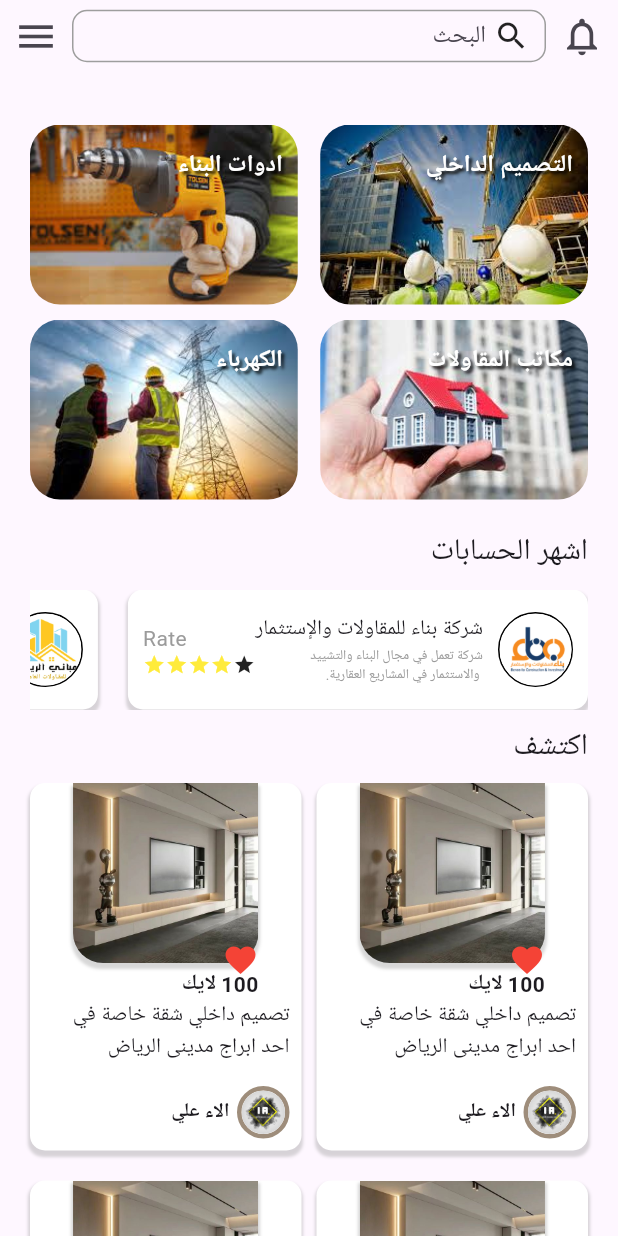
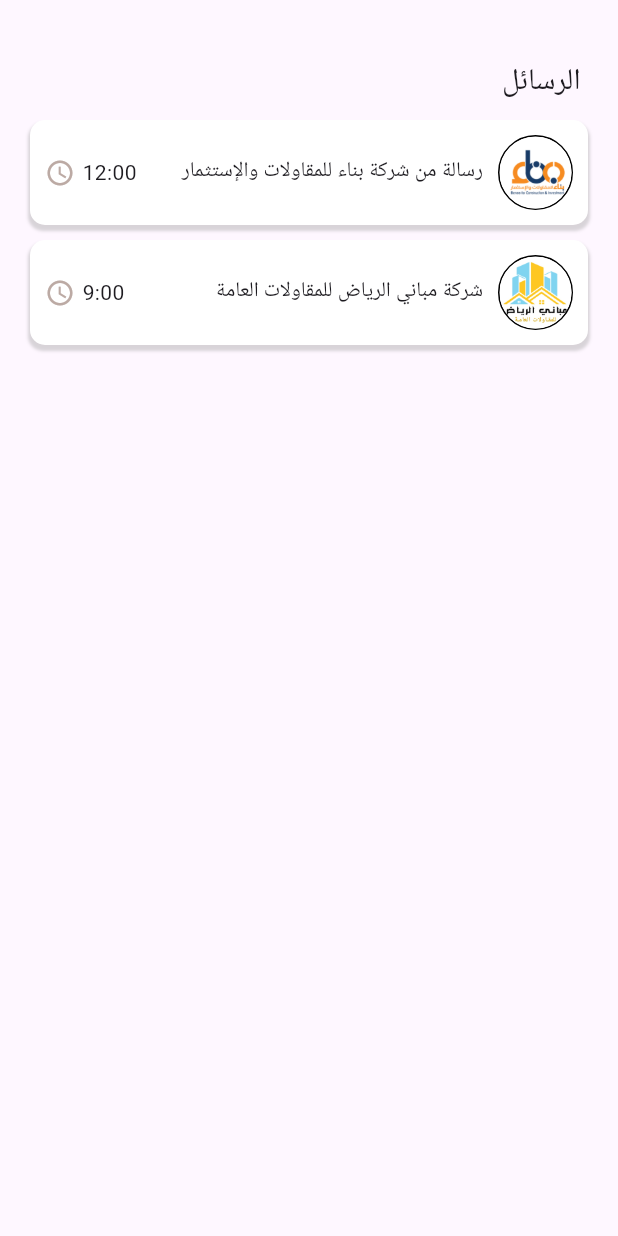
Before and after one commit to flutterCampTeam3/bunya-app, a Flutter app: the screen it shows after launch, on a phone screen of 412 x 824 dp. Run offline on Flutter 3.47's test engine with Material 3 defaults, Android fonts, the phone set to English and light mode, and no system bars; our stand-ins replace bloc, device_preview, flutter_bloc, flutter_dotenv, flutter_otp_text_field, get_it and 4 more; accounts and stored records are empty; project files that could hold a hidden picture were left out.

Commit message:
create message page and update the page directionality

```diff
--- a/lib/main.dart
+++ b/lib/main.dart
@@ -1,3 +1,5 @@
+import 'package:bunya_app/pages/Messages_pages/messages_page.dart';
+import 'package:bunya_app/pages/Messages_pages/widgets/message_list.dart';
 import 'package:bunya_app/pages/costumer_pages/home_page/accounts_list/account_list.dart';
 import 'package:device_preview/device_preview.dart';
 import 'package:flutter/material.dart';
@@ -28,6 +30,6 @@ class MainApp extends StatelessWidget {
         ),
         debugShowCheckedModeBanner: false,
         home: const Directionality(
-            textDirection: TextDirection.rtl, child: HomePage()));
+            textDirection: TextDirection.rtl, child: MessageListPage( )));
   }
 }
--- /dev/null
+++ b/lib/pages/Messages_pages/messages_page.dart
@@ -0,0 +1,92 @@
+
+import 'package:bunya_app/helper/extintion.dart';
+import 'package:bunya_app/helper/sized.dart';
+import 'package:bunya_app/pages/Messages_pages/widgets/message_list.dart';
+import 'package:bunya_app/pages/costumer_pages/home_page/home_page.dart';
+import 'package:flutter/cupertino.dart';
+import 'package:flutter/material.dart';
+import 'package:flutter/rendering.dart';
+import 'package:flutter/widgets.dart';
+
+
+class MessageListPage extends StatelessWidget {
+  const MessageListPage({Key? key});
+
+  @override
+  Widget build(BuildContext context) {
+    return Directionality(
+      textDirection: TextDirection.rtl,
+      child: Scaffold(
+        body: Stack(
+          children: [
+            // Background Image
+            /*
+            Positioned.fill(
+              child: Image.asset(
+                'assets/images/introv4.png', // Your image path
+                // fit: BoxFit.cover,
+              ),
+            ),
+            */
+            SingleChildScrollView(
+              child: SafeArea(
+                child: Column(
+                  children: [
+                    //const AppBarWidget(),
+                    Padding(
+                      padding: const EdgeInsets.all(20.0),
+                      child: Column(
+                        children: [
+                          gapH20,
+                          const Row(
+                            mainAxisAlignment: MainAxisAlignment.start,
+                            children: [
+                              Text(
+                                " الرسائل",
+                                style: TextStyle(fontSize: 20),
+                              ),
+                            ],
+                          ),
+                          gapH10,
+                          SizedBox(
+                            height: 800,
+                            child: ListView(
+                              scrollDirection: Axis.vertical,
+                              children: [
+                                MessageListWidget(
+                                  path: 'assets/images/benaa_cpmpany.png',
+                                  title:
+                                      "رسالة من شركة بناء للمقاولات والإستثمار",
+
+                                  onTap: () {
+
+                                  },
+                                  sendTime: '12:00',
+                                ),
+                                gapWe20,
+                                gapH10,
+                                MessageListWidget(
+                                  path: 'assets/images/mabany.png',
+                                  title: "شركة مباني الرياض للمقاولات العامة",
+
+                                  onTap: () {
+
+                                  },
+                                  sendTime: '9:00',
+                                ),
+                              ],
+                            ),
+                          ),
+                        ],
+                      ),
+                    )
+                  ],
+                ),
+              ),
+            ),
+          ],
+        ),
+      ),
+    );
+  }
+}
--- /dev/null
+++ b/lib/pages/Messages_pages/widgets/message_list.dart
@@ -0,0 +1,87 @@
+import 'package:flutter/material.dart';
+
+class MessageListWidget extends StatelessWidget {
+  MessageListWidget({
+    Key? key,
+    required this.path,
+    required this.title,
+    required this.sendTime,
+    required this.onTap,
+  }) : super(key: key);
+
+  final String path;
+  final String title;
+  final String sendTime;
+  final VoidCallback onTap;
+
+  @override
+  Widget build(BuildContext context) {
+    return GestureDetector(
+      onTap: onTap,
+      child: Container(
+        decoration: BoxDecoration(
+          borderRadius: BorderRadius.circular(10),
+          color: Colors.white,
+          boxShadow: [
+            BoxShadow(
+              color: Colors.grey.withOpacity(0.4),
+              spreadRadius: 1,
+              blurRadius: 1,
+              offset: const Offset(0, 3),
+            ),
+          ],
+        ),
+        child: Padding(
+          padding: const EdgeInsets.all(10.0),
+          child: Row(
+            children: [
+              Container(
+                width: 50,
+                height: 50,
+                decoration: BoxDecoration(
+                  shape: BoxShape.circle,
+                  border: Border.all(
+                    color: Colors.black,
+                    width: 1,
+                  ),
+                ),
+                child: ClipOval(
+                  child: Image.asset(
+                    path,
+                    fit: BoxFit.cover,
+                  ),
+                ),
+              ),
+              SizedBox(width: 10),
+              Expanded(
+                child: Column(
+                  crossAxisAlignment: CrossAxisAlignment.start,
+                  children: [
+                    Text(title),
+
+                  ],
+                ),
+              ),
+              Column(
+                crossAxisAlignment: CrossAxisAlignment.end,
+                children: [
+                  Row(
+                    children: [
+                      Text('$sendTime'),
+                      SizedBox(width: 5),
+                      Icon(
+                        Icons.watch_later_outlined,
+                        color: Colors.brown[200],
+                        size: 20,
+                      ),
+                    ],
+                  ),
+                ],
+              ),
+            ],
+          ),
+        ),
+      ),
+    );
+  }
+}
--- a/lib/pages/costumer_pages/home_page/home_page.dart
+++ b/lib/pages/costumer_pages/home_page/home_page.dart
@@ -1,4 +1,4 @@
-import 'package:bunya_app/helper/colors.dart';
+
 import 'package:bunya_app/helper/extintion.dart';
 import 'package:bunya_app/helper/sized.dart';
 import 'package:bunya_app/pages/costumer_pages/home_page/accounts_list/account_list.dart';
@@ -9,19 +9,19 @@ import 'package:bunya_app/pages/costumer_pages/home_page/widgets/accounts_home_w
 import 'package:bunya_app/pages/costumer_pages/home_page/widgets/appbar_widget.dart';
 import 'package:bunya_app/pages/costumer_pages/home_page/widgets/image_widget.dart';
 import 'package:bunya_app/pages/costumer_pages/home_page/widgets/post_widget.dart';
-import 'package:bunya_app/pages/intro%20pages/first_intro.dart';
 import 'package:flutter/cupertino.dart';
 import 'package:flutter/material.dart';
 import 'package:flutter/rendering.dart';
 import 'package:flutter/widgets.dart';
-import 'package:google_fonts/google_fonts.dart';
+
 
 class HomePage extends StatelessWidget {
   const HomePage({super.key});
 
   @override
   Widget build(BuildContext context) {
-    return Scaffold(
+    return Directionality(textDirection: TextDirection.rtl, child:
+    Scaffold(
       body: SingleChildScrollView(
         child: SafeArea(
           child: Column(
@@ -164,6 +164,7 @@ class HomePage extends StatelessWidget {
           ),
         ),
       ),
+    )
     );
   }
 }
--- a/lib/pages/intro pages/customer/first_intro.dart
+++ b/lib/pages/intro pages/customer/first_intro.dart
@@ -8,7 +8,8 @@ class firstCustomerIntro extends StatelessWidget {
 
   @override
   Widget build(BuildContext context) {
-    return Scaffold(
+    return
+    Scaffold(
       body: Container(
         height: double.maxFinite,
         width: double.maxFinite,
--- a/lib/pages/intro pages/customer/second_intro.dart
+++ b/lib/pages/intro pages/customer/second_intro.dart
@@ -8,7 +8,8 @@ class secondCustomerIntro extends StatelessWidget {
 
   @override
   Widget build(BuildContext context) {
-    return Scaffold(
+    return
+     Scaffold(
       body: Container(
         height: double.maxFinite,
         width: double.maxFinite,
--- a/lib/pages/intro pages/customer/third_intro.dart
+++ b/lib/pages/intro pages/customer/third_intro.dart
@@ -6,7 +6,8 @@ class thirdCustomerIntro extends StatelessWidget {
 
   @override
   Widget build(BuildContext context) {
-    return Scaffold(
+    return
+    Scaffold(
       body: Container(
         height: double.maxFinite,
         width: double.maxFinite,
--- a/lib/pages/intro pages/first_intro.dart
+++ b/lib/pages/intro pages/first_intro.dart
@@ -9,7 +9,10 @@ class introPage extends StatelessWidget {
 
   @override
   Widget build(BuildContext context) {
-    return Scaffold(
+    return
+
+
+    Scaffold(
       body: Container(
         height: double.maxFinite,
         width: double.maxFinite,
--- a/lib/pages/intro pages/offices/first_intro.dart
+++ b/lib/pages/intro pages/offices/first_intro.dart
@@ -8,7 +8,8 @@ class firstOficceIntro extends StatelessWidget {
 
   @override
   Widget build(BuildContext context) {
-    return Scaffold(
+    return
+    Scaffold(
       body: Container(
         height: double.maxFinite,
         width: double.maxFinite,
--- a/lib/pages/intro pages/offices/second_intro.dart
+++ b/lib/pages/intro pages/offices/second_intro.dart
@@ -8,7 +8,8 @@ class secondOficceIntro extends StatelessWidget {
 
   @override
   Widget build(BuildContext context) {
-    return Scaffold(
+    return
+    Scaffold(
       body: Container(
         height: double.maxFinite,
         width: double.maxFinite,
--- a/lib/pages/intro pages/offices/third_intro.dart
+++ b/lib/pages/intro pages/offices/third_intro.dart
@@ -6,7 +6,8 @@ class thirdOficceIntro extends StatelessWidget {
 
   @override
   Widget build(BuildContext context) {
-    return Scaffold(
+    return
+    Scaffold(
       body: Container(
         height: double.maxFinite,
         width: double.maxFinite,
```
Also changed, not shown: lib/pages/costumer_pages/home_page/accounts_list/account_list.dart (+2 -6 lines), lib/pages/costumer_pages/home_page/accounts_list/desgin_account.dart (+2 -7 lines), lib/pages/costumer_pages/home_page/accounts_list/electric_account.dart (+2 -5 lines).
